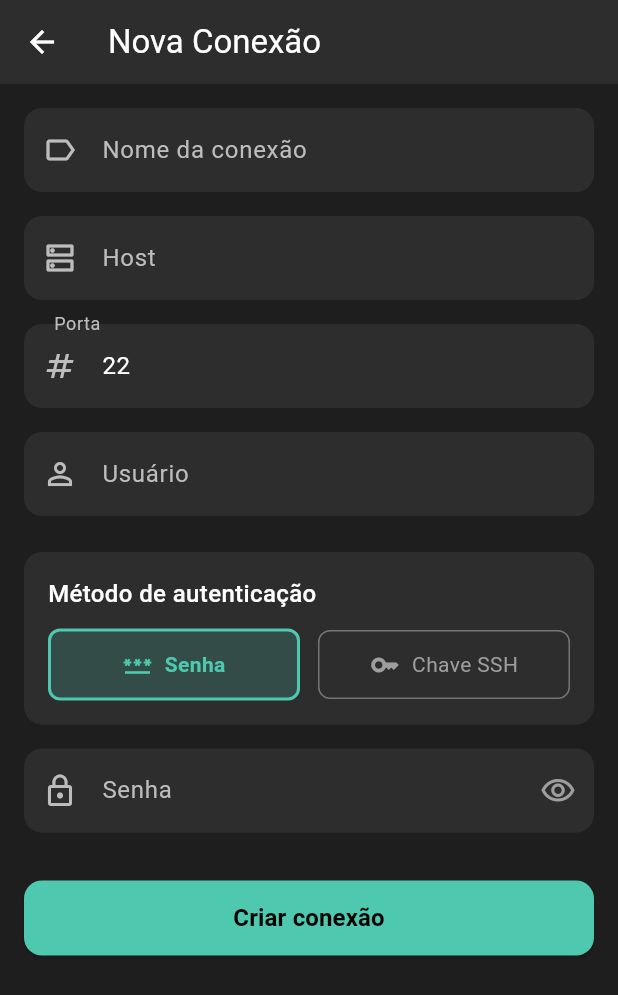
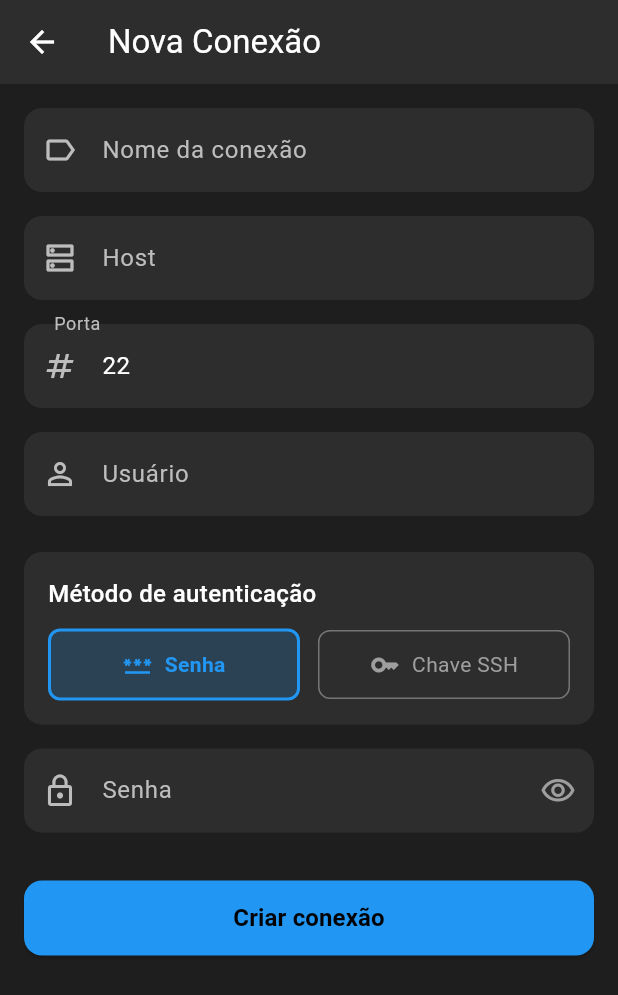
Before and after one commit to ropermen/c-term, a Flutter app: the screen it shows after launch, after a tap on the "add" icon, on a phone screen of 412 x 824 dp. Shown: the top 995 px of the screen. Run offline on Flutter 3.47's test engine with Material 3 defaults, Android fonts, the phone set to English and light mode, and no system bars; our stand-ins replace flutter_secure_storage, local_auth, wakelock_plus; missing offline and left inert: dartssh2, xterm.

Commit message:
v2.1.0: Change theme to Material blue and update icon
- Replace green accent color (#4EC9B0) with Material blue (#2196F3)
- Update all screens to use blue theme
- New terminal window icon with window buttons

Co-Authored-By: Claude Opus 4.5 <noreply@anthropic.com>

```diff
--- a/lib/app.dart
+++ b/lib/app.dart
@@ -11,7 +11,7 @@ class CTermApp extends StatelessWidget {
   @override
   Widget build(BuildContext context) {
     final colorScheme = ColorScheme.fromSeed(
-      seedColor: const Color(0xFF4EC9B0),
+      seedColor: const Color(0xFF2196F3),
       brightness: Brightness.dark,
       surface: const Color(0xFF1E1E1E),
       surfaceContainerHighest: const Color(0xFF2D2D2D),
--- a/lib/screens/auth_screen.dart
+++ b/lib/screens/auth_screen.dart
@@ -86,7 +86,7 @@ class _AuthScreenState extends State<AuthScreen> {
             const Icon(
               Icons.terminal,
               size: 80,
-              color: Color(0xFF4EC9B0),
+              color: Color(0xFF2196F3),
             ),
             const SizedBox(height: 24),
             const Text(
@@ -110,7 +110,7 @@ class _AuthScreenState extends State<AuthScreen> {
               const Column(
                 children: [
                   CircularProgressIndicator(
-                    color: Color(0xFF4EC9B0),
+                    color: Color(0xFF2196F3),
                   ),
                   SizedBox(height: 16),
                   Text(
@@ -139,7 +139,7 @@ class _AuthScreenState extends State<AuthScreen> {
                     icon: const Icon(Icons.fingerprint),
                     label: const Text('Tentar novamente'),
                     style: ElevatedButton.styleFrom(
-                      backgroundColor: const Color(0xFF4EC9B0),
+                      backgroundColor: const Color(0xFF2196F3),
                       foregroundColor: Colors.black,
                       padding: const EdgeInsets.symmetric(
                         horizontal: 32,
@@ -155,7 +155,7 @@ class _AuthScreenState extends State<AuthScreen> {
                   const Icon(
                     Icons.fingerprint,
                     size: 64,
-                    color: Color(0xFF4EC9B0),
+                    color: Color(0xFF2196F3),
                   ),
                   const SizedBox(height: 16),
                   ElevatedButton.icon(
@@ -163,7 +163,7 @@ class _AuthScreenState extends State<AuthScreen> {
                     icon: const Icon(Icons.lock_open),
                     label: const Text('Desbloquear'),
                     style: ElevatedButton.styleFrom(
-                      backgroundColor: const Color(0xFF4EC9B0),
+                      backgroundColor: const Color(0xFF2196F3),
                       foregroundColor: Colors.black,
                       padding: const EdgeInsets.symmetric(
                         horizontal: 32,
--- a/lib/screens/connection_form_screen.dart
+++ b/lib/screens/connection_form_screen.dart
@@ -266,7 +266,7 @@ class _ConnectionFormScreenState extends State<ConnectionFormScreen> {
               child: ElevatedButton(
                 onPressed: _isSaving ? null : _saveConnection,
                 style: ElevatedButton.styleFrom(
-                  backgroundColor: const Color(0xFF4EC9B0),
+                  backgroundColor: const Color(0xFF2196F3),
                   foregroundColor: Colors.black,
                   shape: RoundedRectangleBorder(
                     borderRadius: BorderRadius.circular(12),
@@ -332,7 +332,7 @@ class _ConnectionFormScreenState extends State<ConnectionFormScreen> {
         ),
         focusedBorder: OutlineInputBorder(
           borderRadius: BorderRadius.circular(12),
-          borderSide: const BorderSide(color: Color(0xFF4EC9B0), width: 2),
+          borderSide: const BorderSide(color: Color(0xFF2196F3), width: 2),
         ),
         errorBorder: OutlineInputBorder(
           borderRadius: BorderRadius.circular(12),
@@ -370,11 +370,11 @@ class _AuthMethodButton extends StatelessWidget {
         padding: const EdgeInsets.symmetric(vertical: 12),
         decoration: BoxDecoration(
           color: isSelected
-              ? const Color(0xFF4EC9B0).withOpacity(0.2)
+              ? const Color(0xFF2196F3).withOpacity(0.2)
               : Colors.transparent,
           borderRadius: BorderRadius.circular(8),
           border: Border.all(
-            color: isSelected ? const Color(0xFF4EC9B0) : Colors.grey.shade600,
+            color: isSelected ? const Color(0xFF2196F3) : Colors.grey.shade600,
             width: isSelected ? 2 : 1,
           ),
         ),
@@ -383,14 +383,14 @@ class _AuthMethodButton extends StatelessWidget {
           children: [
             Icon(
               icon,
-              color: isSelected ? const Color(0xFF4EC9B0) : Colors.grey,
+              color: isSelected ? const Color(0xFF2196F3) : Colors.grey,
               size: 20,
             ),
             const SizedBox(width: 8),
             Text(
               label,
               style: TextStyle(
-                color: isSelected ? const Color(0xFF4EC9B0) : Colors.grey,
+                color: isSelected ? const Color(0xFF2196F3) : Colors.grey,
                 fontWeight: isSelected ? FontWeight.w600 : FontWeight.normal,
               ),
             ),
--- a/lib/screens/home_screen.dart
+++ b/lib/screens/home_screen.dart
@@ -171,7 +171,7 @@ class _HomeScreenState extends State<HomeScreen> {
         backgroundColor: const Color(0xFF2D2D2D),
         title: const Row(
           children: [
-            Icon(Icons.terminal, color: Color(0xFF4EC9B0)),
+            Icon(Icons.terminal, color: Color(0xFF2196F3)),
             SizedBox(width: 8),
             Text('c-term', style: TextStyle(color: Colors.white)),
           ],
@@ -187,10 +187,10 @@ class _HomeScreenState extends State<HomeScreen> {
                     MaterialPageRoute(builder: (_) => const TerminalScreen()),
                   );
                 },
-                icon: const Icon(Icons.terminal, color: Color(0xFF4EC9B0)),
+                icon: const Icon(Icons.terminal, color: Color(0xFF2196F3)),
                 label: Text(
                   '$sessionCount ativa${sessionCount > 1 ? 's' : ''}',
-                  style: const TextStyle(color: Color(0xFF4EC9B0)),
+                  style: const TextStyle(color: Color(0xFF2196F3)),
                 ),
               );
             },
@@ -206,7 +206,7 @@ class _HomeScreenState extends State<HomeScreen> {
         builder: (context, provider, _) {
           if (provider.isLoading) {
             return const Center(
-              child: CircularProgressIndicator(color: Color(0xFF4EC9B0)),
+              child: CircularProgressIndicator(color: Color(0xFF2196F3)),
             );
           }
 
@@ -362,7 +362,7 @@ class _HomeScreenState extends State<HomeScreen> {
             MaterialPageRoute(builder: (_) => const ConnectionFormScreen()),
           );
         },
-        backgroundColor: const Color(0xFF4EC9B0),
+        backgroundColor: const Color(0xFF2196F3),
         child: const Icon(Icons.add, color: Colors.black),
       ),
     );
@@ -417,14 +417,14 @@ class _ConnectionCard extends StatelessWidget {
                     height: 48,
                     decoration: BoxDecoration(
                       color: isConnected
-                          ? const Color(0xFF4EC9B0).withOpacity(0.2)
+                          ? const Color(0xFF2196F3).withOpacity(0.2)
                           : Colors.grey.withOpacity(0.2),
                       borderRadius: BorderRadius.circular(12),
                     ),
                     child: Icon(
                       Icons.dns,
                       color: isConnected
-                          ? const Color(0xFF4EC9B0)
+                          ? const Color(0xFF2196F3)
                           : Colors.grey,
                     ),
                   ),
@@ -452,13 +452,13 @@ class _ConnectionCard extends StatelessWidget {
                                   vertical: 2,
                                 ),
                                 decoration: BoxDecoration(
-                                  color: const Color(0xFF4EC9B0).withOpacity(0.2),
+                                  color: const Color(0xFF2196F3).withOpacity(0.2),
                                   borderRadius: BorderRadius.circular(4),
                                 ),
                                 child: const Text(
                                   'Conectado',
                                   style: TextStyle(
-                                    color: Color(0xFF4EC9B0),
+                                    color: Color(0xFF2196F3),
                                     fontSize: 12,
                                   ),
                                 ),
--- a/lib/screens/keyboard_settings_screen.dart
+++ b/lib/screens/keyboard_settings_screen.dart
@@ -60,7 +60,7 @@ class _KeyboardSettingsScreenState extends State<KeyboardSettingsScreen> {
         builder: (context, provider, _) {
           if (provider.isLoading) {
             return const Center(
-              child: CircularProgressIndicator(color: Color(0xFF4EC9B0)),
+              child: CircularProgressIndicator(color: Color(0xFF2196F3)),
             );
           }
 
@@ -200,13 +200,13 @@ class _KeyChip extends StatelessWidget {
               padding: const EdgeInsets.symmetric(horizontal: 8, vertical: 8),
               decoration: BoxDecoration(
                 color: keyData.isModifier
-                    ? const Color(0xFF4EC9B0).withOpacity(0.2)
+                    ? const Color(0xFF2196F3).withOpacity(0.2)
                     : const Color(0xFF3D3D3D),
               ),
               child: Text(
                 keyData.label,
                 style: TextStyle(
-                  color: keyData.isModifier ? const Color(0xFF4EC9B0) : Colors.white,
+                  color: keyData.isModifier ? const Color(0xFF2196F3) : Colors.white,
                   fontFamily: 'monospace',
                   fontWeight: FontWeight.w500,
                 ),
--- a/lib/widgets/terminal_keyboard.dart
+++ b/lib/widgets/terminal_keyboard.dart
@@ -237,7 +237,7 @@ class _TerminalKeyboardState extends State<TerminalKeyboard> {
               padding: const EdgeInsets.symmetric(horizontal: 6, vertical: 2),
               margin: const EdgeInsets.only(right: 4),
               decoration: BoxDecoration(
-                color: const Color(0xFF4EC9B0),
+                color: const Color(0xFF2196F3),
                 borderRadius: BorderRadius.circular(4),
               ),
               child: Text(
@@ -294,9 +294,9 @@ class _TerminalKeyboardState extends State<TerminalKeyboard> {
       padding: const EdgeInsets.only(right: 2),
       child: Material(
         color: isActive
-            ? const Color(0xFF4EC9B0)
+            ? const Color(0xFF2196F3)
             : key.isModifier
-                ? const Color(0xFF3D5A5A)
+                ? const Color(0xFF3D5A8A)
                 : const Color(0xFF3D3D3D),
         borderRadius: BorderRadius.circular(4),
         child: InkWell(
--- a/pubspec.yaml
+++ b/pubspec.yaml
@@ -16,7 +16,7 @@ publish_to: 'none' # Remove this line if you wish to publish to pub.dev
 # https://developer.apple.com/library/archive/documentation/General/Reference/InfoPlistKeyReference/Articles/CoreFoundationKeys.html
 # In Windows, build-name is used as the major, minor, and patch parts
 # of the product and file versions while build-number is used as the build suffix.
-version: 2.0.2+18
+version: 2.1.0+19
 
 environment:
   sdk: ^3.6.1
```
Also changed, not shown: lib/screens/terminal_screen.dart (+5 -5 lines), 11 other files.
